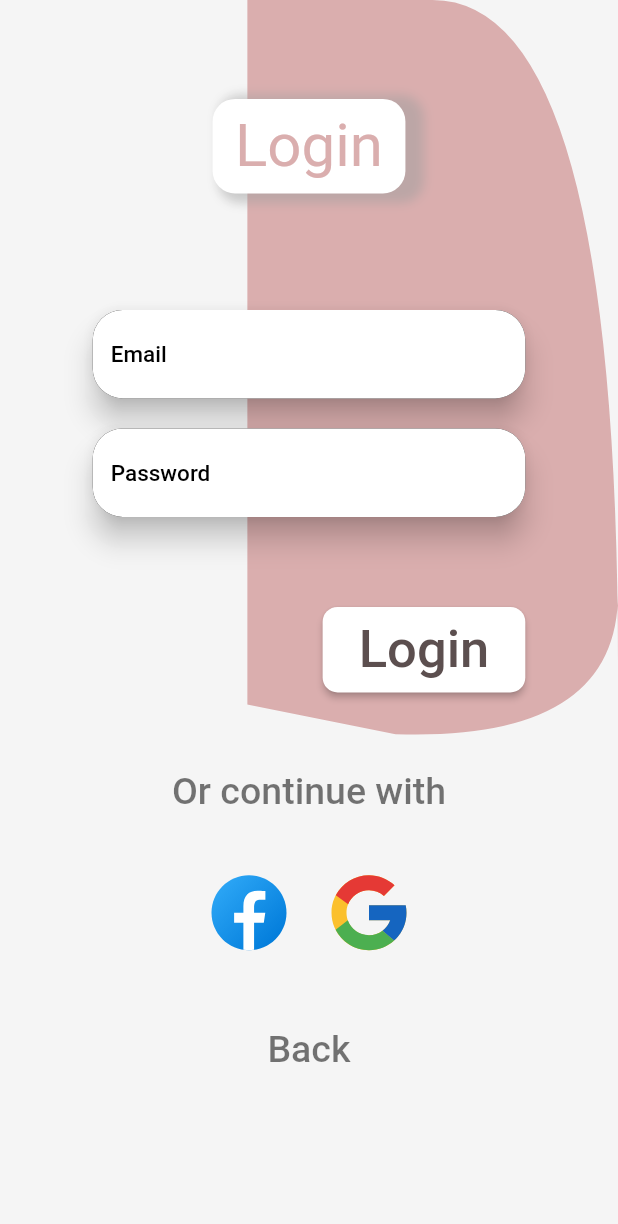
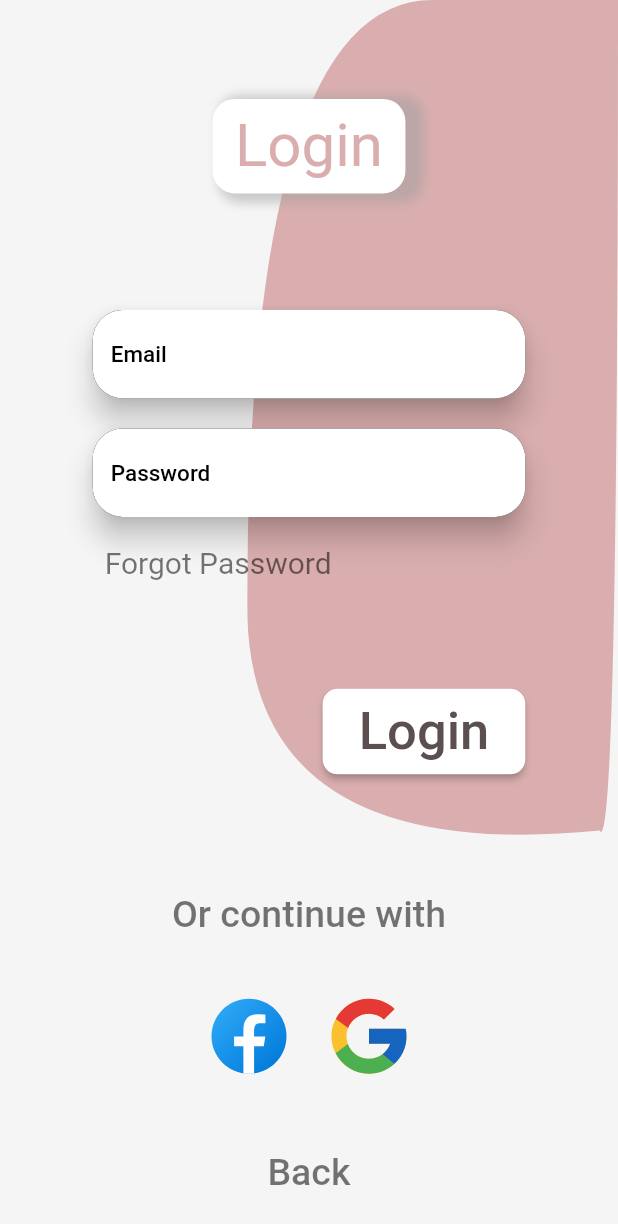
Before and after one commit to Dalex19/login_register, a Flutter app: the screen it shows after launch, after a tap on "Login", on a phone screen of 412 x 824 dp. Shown: the top 1224 px of the screen. Run offline on Flutter 3.47's test engine with Material 2 defaults, Android fonts, the phone set to English and light mode, and no system bars; our stand-ins replace animated_splash_screen, flutter_svg, lottie.

Commit message:
small visual corrections

```diff
--- a/lib/main.dart
+++ b/lib/main.dart
@@ -11,21 +11,20 @@ class MyApp extends StatelessWidget {
   @override
   Widget build(BuildContext context) {
     return MaterialApp(
+      debugShowCheckedModeBanner: false,
       theme: ThemeData(
           scaffoldBackgroundColor: const Color(0XF5F5F5F5),
           primaryColor: const Color.fromARGB(255, 218, 174, 174),
           textTheme: const TextTheme(
-            displayMedium: TextStyle(
+              displayMedium: TextStyle(
                   fontSize: 25,
                   color: Colors.black54,
                   fontWeight: FontWeight.w500),
-
-            ),
-          secondaryHeaderColor: const Color.fromARGB(245, 85, 72, 72)
-          ),
-
-
-
+              labelMedium: TextStyle(
+                  fontSize: 20,
+                  color: Colors.black54,
+                  fontWeight: FontWeight.w400)),
+          secondaryHeaderColor: const Color.fromARGB(245, 85, 72, 72)),
       home: const Splash(),
     );
   }
--- a/lib/ui/screens/login/login.dart
+++ b/lib/ui/screens/login/login.dart
@@ -15,7 +15,7 @@ class Login extends StatelessWidget {
         children: [
           SizedBox(
             width: MediaQuery.of(context).size.width,
-            height: MediaQuery.of(context).size.height * 0.6,
+            height: MediaQuery.of(context).size.height * 0.7,
             child: Stack(children: [
               Positioned(
                 right: 0,
@@ -23,7 +23,7 @@ class Login extends StatelessWidget {
                   clipper: BlobClipperRight(),
                   child: Container(
                     color: Theme.of(context).primaryColor,
-                    height: MediaQuery.of(context).size.height * 0.6,
+                    height: MediaQuery.of(context).size.height * 0.7,
                     width: MediaQuery.of(context).size.width * 0.6,
                   ),
                 ),
--- a/lib/ui/screens/login/widgets/forml.dart
+++ b/lib/ui/screens/login/widgets/forml.dart
@@ -1,5 +1,6 @@
 import 'package:flutter/material.dart';
 import 'package:splash_prac/ui/widgets/custom_button.dart';
+import 'package:splash_prac/ui/widgets/custom_text_button.dart';
 import 'package:splash_prac/ui/widgets/custom_text_field.dart';
 
 class FormL extends StatefulWidget {
@@ -24,6 +25,20 @@ class _FormLState extends State<FormL> {
           height: 20,
         ),
         const CustomTextField("Password"),
+        SizedBox(
+          height: MediaQuery.of(context).size.height * 0.008,
+        ),
+        Row(
+          children: [
+            TextButton(
+                onPressed: () {},
+                child: Text(
+                  "Forgot Password",
+                  textAlign: TextAlign.left,
+                  style: Theme.of(context).textTheme.labelMedium,
+                ))
+          ],
+        ),
         const SizedBox(
           height: 60,
         ),
--- a/lib/ui/styles/blob_clipper_right.dart
+++ b/lib/ui/styles/blob_clipper_right.dart
@@ -5,13 +5,16 @@ class BlobClipperRight extends CustomClipper<Path> {
   Path getClip(Size size) {
     Path path = Path();
 
-    path.lineTo(size.width * 0.5, 0);
-    path.quadraticBezierTo(size.width, 0, size.width,
-        size.height * 0.9);
-    path.lineTo(size.width, size.height * 0.8);
-    path.quadraticBezierTo(size.width, size.height, size.width * 0.4,
-        size.height * 0.99);
-    path.lineTo(0, size.height * 0.95);
+    path.moveTo(size.width * 0.5, 0);
+
+    path.quadraticBezierTo(size.width, 0, size.width, size.height * 0);
+
+    path.quadraticBezierTo(
+        size.width, size.height, size.width * 0.95, size.height * 0.96);
+
+    path.quadraticBezierTo(0, size.height, 0, size.height * 0.7);
+
+    path.quadraticBezierTo(0, 0, size.width * 0.5, 0);
 
     return path;
   }
```
